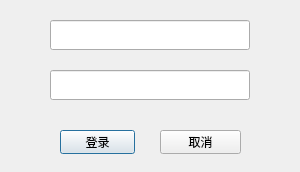
This is src/BH3ScannerGui/LoginWindow.ui in Theresa-0328/MHY_Scanner as Qt 5 draws it before an edit. The edited form follows.
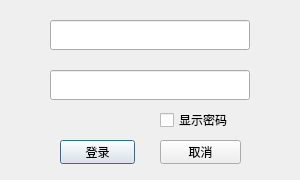
This is the edited form.

```diff
--- a/src/BH3ScannerGui/LoginWindow.ui
+++ b/src/BH3ScannerGui/LoginWindow.ui
@@ -7,9 +7,21 @@
     <x>0</x>
     <y>0</y>
     <width>300</width>
-    <height>172</height>
+    <height>180</height>
    </rect>
   </property>
+  <property name="minimumSize">
+   <size>
+    <width>300</width>
+    <height>180</height>
+   </size>
+  </property>
+  <property name="maximumSize">
+   <size>
+    <width>300</width>
+    <height>180</height>
+   </size>
+  </property>
   <property name="windowTitle">
    <string>登录</string>
   </property>
@@ -17,7 +29,7 @@
    <property name="geometry">
     <rect>
      <x>60</x>
-     <y>130</y>
+     <y>140</y>
      <width>75</width>
      <height>24</height>
     </rect>
@@ -30,7 +42,7 @@
    <property name="geometry">
     <rect>
      <x>160</x>
-     <y>130</y>
+     <y>140</y>
      <width>81</width>
      <height>24</height>
     </rect>
@@ -62,6 +74,19 @@
     </rect>
    </property>
   </widget>
+  <widget class="QCheckBox" name="checkBoxShowPw">
+   <property name="geometry">
+    <rect>
+     <x>160</x>
+     <y>110</y>
+     <width>80</width>
+     <height>20</height>
+    </rect>
+   </property>
+   <property name="text">
+    <string>显示密码</string>
+   </property>
+  </widget>
  </widget>
  <resources/>
  <connections>
```
